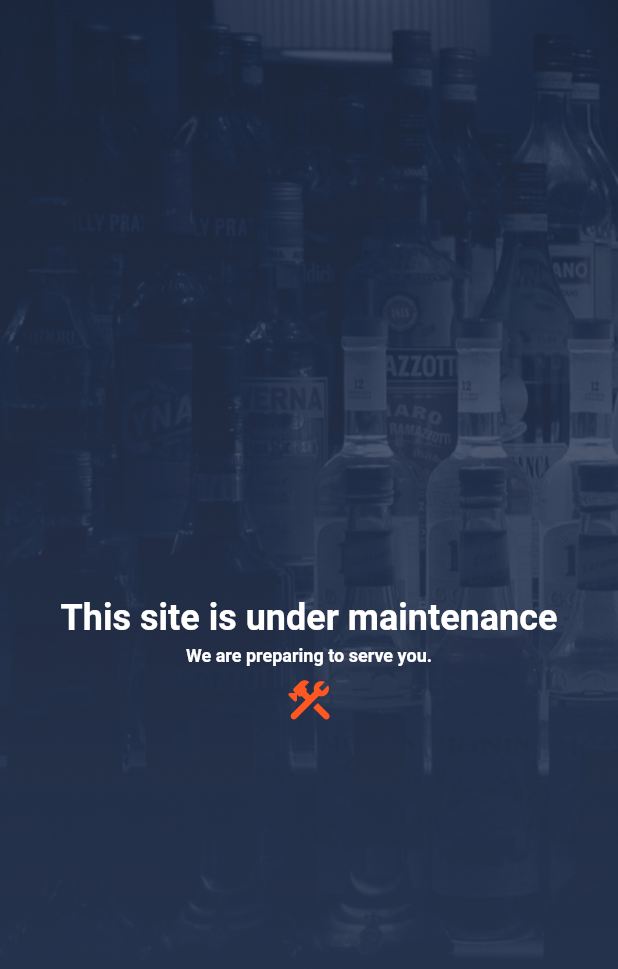
After one commit to Tapuyo/drinklink, a Flutter app: the UnderMaintenance screen opened directly, on a phone screen of 412 x 824 dp. The commit adds this screen. Shown: the top 969 px of the screen. Run offline on Flutter 3.47's test engine with Material 2 defaults, Android fonts, the phone set to English and light mode, and no system bars; our stand-ins replace dio, easy_localization, email_validator, firebase_core, firebase_messaging, flutter_bloc and 12 more; missing offline and left inert: dart:ffi, flutter_dropdown, mailer, otp; accounts and stored records are empty; network calls fail.

Commit message:
add undermaintenance page

```diff
--- a/lib/pages/home/home.dart
+++ b/lib/pages/home/home.dart
@@ -19,6 +19,7 @@ import 'dart:convert';
 import 'package:driklink/pages/Api.dart';
 import 'package:provider/provider.dart';
 import 'package:driklink/pages/login/help.dart';
+import 'package:driklink/pages/home/undermaintenance.dart';
 
 class HomePage extends StatefulWidget {
   @override
@@ -61,6 +62,14 @@ class _HomePageState extends State<HomePage> {
       print(response.body);
       print(response.statusCode);
       print('set notif \n \n ');
+      if (response.body.contains('403')) {
+        if (response.reasonPhrase.contains("Site Disabled"))
+          print(response.reasonPhrase);
+        Navigator.pushReplacement(
+          context,
+          MaterialPageRoute(builder: (context) => UnderMaintenance()),
+        );
+      }
     } catch (e) {}
   }
 
--- /dev/null
+++ b/lib/pages/home/undermaintenance.dart
@@ -0,0 +1,73 @@
+import 'package:flutter/material.dart';
+
+class UnderMaintenance extends StatefulWidget {
+  const UnderMaintenance();
+
+  @override
+  State<UnderMaintenance> createState() => _UnderMaintenanceState();
+}
+
+class _UnderMaintenanceState extends State<UnderMaintenance> {
+  @override
+  Widget build(BuildContext context) {
+    return Container(
+      decoration: BoxDecoration(
+          image: DecorationImage(
+              image: AssetImage("assets/images/bkgdefault.png"),
+              fit: BoxFit.cover)),
+      child: Scaffold(
+        backgroundColor: Colors.transparent,
+        body: Container(
+          child: Stack(children: [
+            Container(
+              padding: EdgeInsets.fromLTRB(10, 0, 10, 0),
+              child: Center(
+                  child: Text(
+                'This site is under maintenance',
+                style: TextStyle(
+                  fontSize: 24,
+                  fontWeight: FontWeight.bold,
+                  color: Colors.white,
+                ),
+              )),
+            ),
+            Container(
+              padding: EdgeInsets.fromLTRB(10, 50, 10, 0),
+              child: Center(
+                  child: Text(
+                'We are preparing to serve you.',
+                style: TextStyle(
+                  fontSize: 12,
+                  fontWeight: FontWeight.bold,
+                  color: Colors.white,
+                ),
+              )),
+            ),
+            Container(
+              padding: EdgeInsets.fromLTRB(10, 110, 10, 0),
+              child: Center(
+                child: Icon(
+                  Icons.construction_rounded,
+                  size: 35,
+                  color: Colors.deepOrange,
+                ),
+              ),
+            ),
+            // Container(
+            //   padding: EdgeInsets.fromLTRB(10, 190, 10, 0),
+            //   child: Center(
+            //       child: Text(
+            //     'If you need immediate assistance, feel free to call us at +971 55 618 0677/+971 55 561 7212.',
+            //     style: TextStyle(
+            //       fontSize: 10,
+            //       fontWeight: FontWeight.bold,
+            //       color: Colors.white,
+            //     ),
+            //   )),
+            // ),
+          ]),
+        ),
+      ),
+    );
+  }
+}
```
